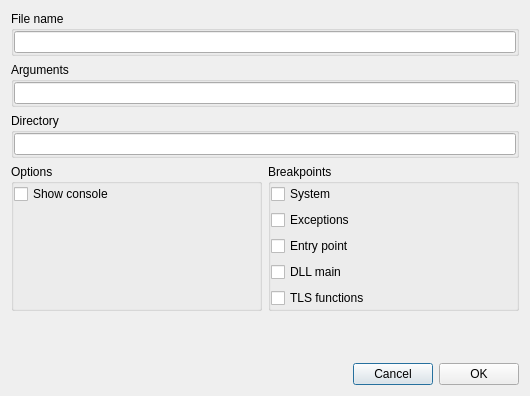
First picture: the form in xdebuggerloaddialog.ui, repository horsicq/XDebuggerWidget, before the edit.
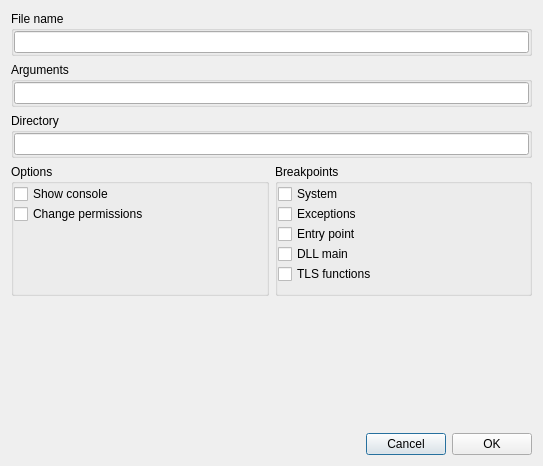
Second picture: the form after the edit.

What changed in the file:
```diff
--- a/xdebuggerloaddialog.ui
+++ b/xdebuggerloaddialog.ui
@@ -9,8 +9,8 @@
    <rect>
     <x>0</x>
     <y>0</y>
-    <width>530</width>
-    <height>396</height>
+    <width>543</width>
+    <height>466</height>
    </rect>
   </property>
   <property name="windowTitle">
@@ -100,6 +100,9 @@
         <string>Options</string>
        </property>
        <layout class="QVBoxLayout" name="verticalLayout_5">
+        <property name="spacing">
+         <number>0</number>
+        </property>
         <property name="leftMargin">
          <number>0</number>
         </property>
@@ -119,6 +122,13 @@
           </property>
          </widget>
         </item>
+        <item>
+         <widget class="QCheckBox" name="checkBoxChangePermissions">
+          <property name="text">
+           <string>Change permissions</string>
+          </property>
+         </widget>
+        </item>
         <item>
          <spacer name="verticalSpacer_2">
           <property name="orientation">
@@ -141,6 +151,9 @@
         <string>Breakpoints</string>
        </property>
        <layout class="QVBoxLayout" name="verticalLayout_3">
+        <property name="spacing">
+         <number>0</number>
+        </property>
         <property name="leftMargin">
          <number>0</number>
         </property>
@@ -188,6 +201,19 @@
           </property>
          </widget>
         </item>
+        <item>
+         <spacer name="verticalSpacer_3">
+          <property name="orientation">
+           <enum>Qt::Vertical</enum>
+          </property>
+          <property name="sizeHint" stdset="0">
+           <size>
+            <width>20</width>
+            <height>40</height>
+           </size>
+          </property>
+         </spacer>
+        </item>
        </layout>
       </widget>
      </item>
```
